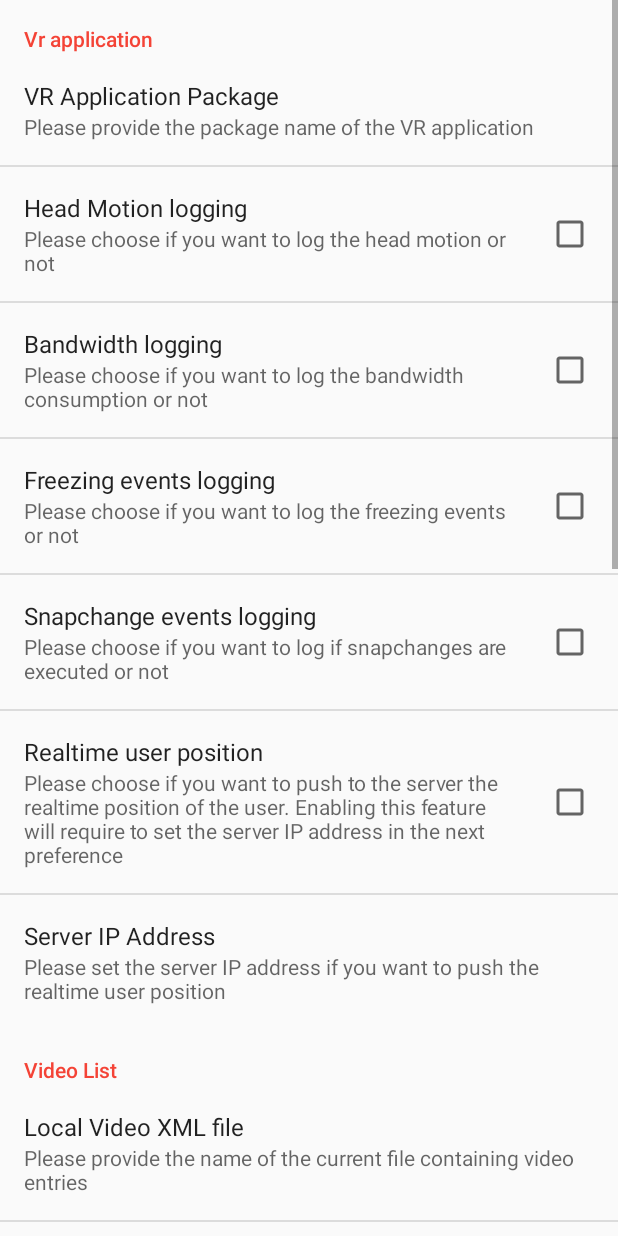
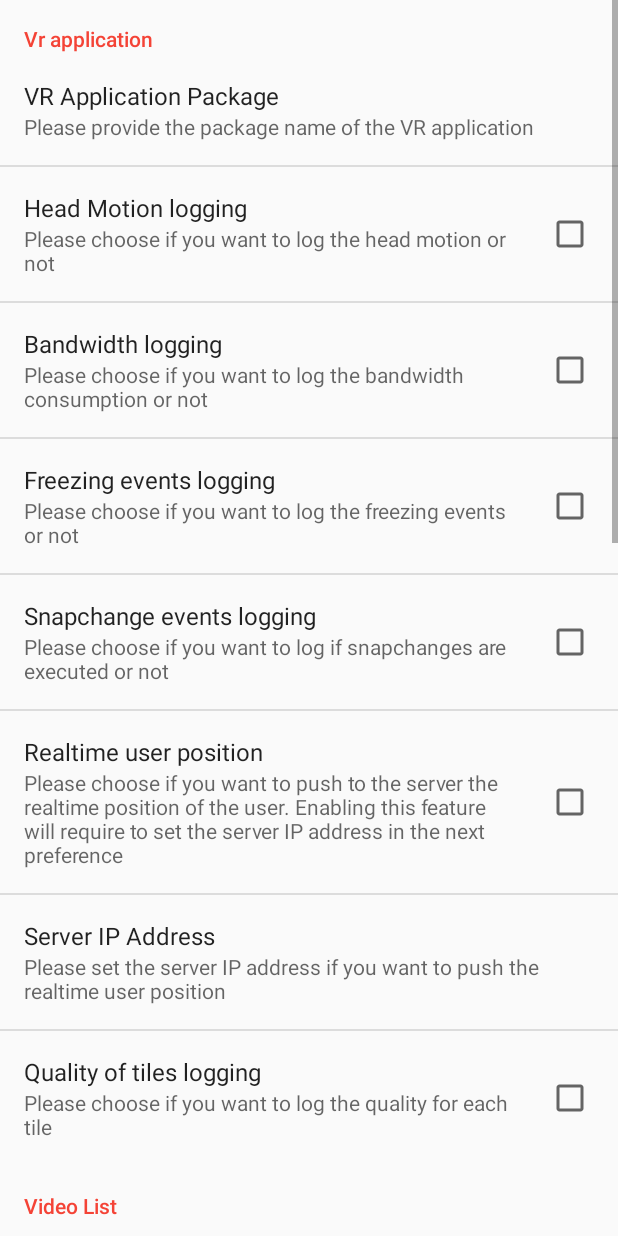
Before and after one commit to UCA4SVR/TOUCAN_VR_parametrizer, an Android app: the PreferencesActivity screen opened directly, with no data from a screen before it, on a phone screen of 412 x 824 dp. Run offline under Robolectric (Android 15) with nearby library versions, the phone set to English and light mode, and no system bars.

Commit message:
Added the consensus for the logging of quality

```diff
--- a/app/src/main/java/fr/unice/i3s/uca4svr/toucan_vr_parametrizing/StartVRApp.java
+++ b/app/src/main/java/fr/unice/i3s/uca4svr/toucan_vr_parametrizing/StartVRApp.java
@@ -56,6 +56,7 @@ abstract class StartVRApp {
             launchIntent.putExtra("snapchangeEventsLogging", preferences.getBoolean("snapchangeEventsLogging", false));
             launchIntent.putExtra("realtimeEventsLogging", preferences.getBoolean("realtimeEventsLogging", false));
             launchIntent.putExtra("serverIPAddress", preferences.getString("serverIPAddress", null));
+            launchIntent.putExtra("loggingQualityFoV", preferences.getBoolean("loggingQualityFoV", false));
             launchIntent.putExtra("deactivateReplacement", preferences.getBoolean("deactivateReplacement", false));
             launchIntent.putExtra("W", Integer.parseInt(W));
             launchIntent.putExtra("H", Integer.parseInt(H));
@@ -95,6 +96,8 @@ abstract class StartVRApp {
             launchIntent.putExtra("snapchangeEventsLogging", preferences.getBoolean("snapchangeEventsLogging", false));
             launchIntent.putExtra("realtimeEventsLogging", preferences.getBoolean("realtimeEventsLogging", false));
             launchIntent.putExtra("serverIPAddress", preferences.getString("serverIPAddress", null));
+            launchIntent.putExtra("loggingQualityFoV", preferences.getBoolean("loggingQualityFoV", false));
+            launchIntent.putExtra("deactivateReplacement", preferences.getBoolean("deactivateReplacement", false));
             launchIntent.putExtra("W", Integer.parseInt(preferences.getString("W", null)));
             launchIntent.putExtra("H", Integer.parseInt(preferences.getString("H", null)));
             launchIntent.putExtra("tilesCSV", preferences.getString("tilesCSV", null));
--- a/app/src/main/res/values/preferences.xml
+++ b/app/src/main/res/values/preferences.xml
@@ -38,6 +38,11 @@
     <string name="PREFERENCE_server_IP_key" translatable="false">serverIPAddress</string>
     <string name="PREFERENCE_server_IP_summary">Please set the server IP address if you want to push the realtime user position</string>
     <string name="PREFERENCE_server_IP_default">10.0.0.5</string>
+
+    <string name="PREFERENCE_quality_log_title">Quality of tiles logging</string>
+    <string name="PREFERENCE_quality_log_key" translatable="false">loggingQualityFoV</string>
+    <string name="PREFERENCE_quality_log_summary">Please choose if you want to log the quality for each tile</string>
+    <bool name="PREFERENCE_quality_log_default">false</bool>
 
     <!-- Video List Category -->
     <string name="PREFERENCE_video_list_category_title">Video List</string>
--- a/app/src/main/res/xml/preferences.xml
+++ b/app/src/main/res/xml/preferences.xml
@@ -35,6 +35,11 @@
             android:key="@string/PREFERENCE_server_IP_key"
             android:summary="@string/PREFERENCE_server_IP_summary"
             android:defaultValue="@string/PREFERENCE_server_IP_default"
+            />
+        <CheckBoxPreference android:title="@string/PREFERENCE_quality_log_title"
+            android:key="@string/PREFERENCE_quality_log_key"
+            android:summary="@string/PREFERENCE_quality_log_summary"
+            android:defaultValue="@bool/PREFERENCE_quality_log_default"
             />
     </PreferenceCategory>
     <PreferenceCategory android:title="@string/PREFERENCE_video_list_category_title">
```
